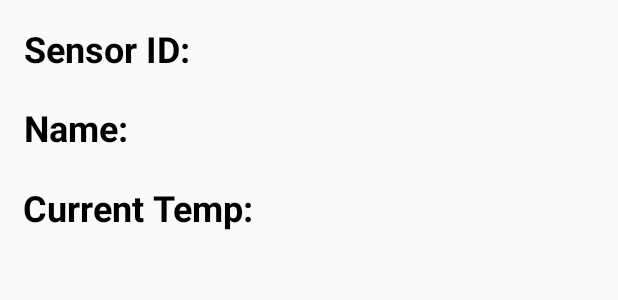
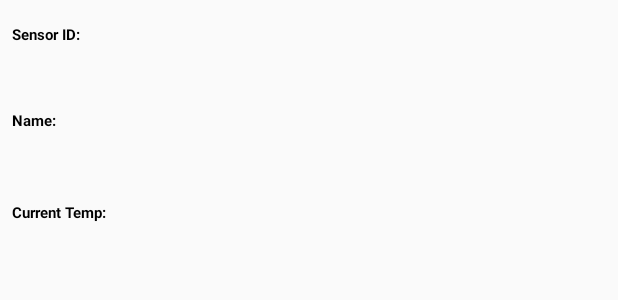
Before and after one commit to matlinder/Sensors, an Android app: the layout activity_sensor_detail.xml on its own in the app's theme, with its tools: preview values and no code run, on a phone screen of 412 x 824 dp. Shown: the top 300 px of the screen. Run offline under Robolectric (Android 15) with nearby library versions, the phone set to English and light mode, and no system bars.

```diff
--- a/SensorLogin/app/src/main/AndroidManifest.xml
+++ b/SensorLogin/app/src/main/AndroidManifest.xml
@@ -17,11 +17,11 @@
         android:theme="@style/AppTheme.NoActionBar">
         <activity
             android:name=".HomeActivity"
-            android:theme="@style/AppTheme.NoActionBar" /> <!-- android:label="@string/title_activity_home" -->
+            android:theme="@style/AppTheme" /> <!-- android:label="@string/title_activity_home" -->
 
         <activity
             android:name=".LoginActivity"
-            android:theme="@style/AppTheme.NoActionBar"> <!-- android:label="@string/title_activity_login" -->
+            android:theme="@style/AppTheme"> <!-- android:label="@string/title_activity_login" -->
             <intent-filter>
                 <action android:name="android.intent.action.MAIN" />
 
--- a/SensorLogin/app/src/main/res/layout/activity_sensor_detail.xml
+++ b/SensorLogin/app/src/main/res/layout/activity_sensor_detail.xml
@@ -8,16 +8,16 @@
 
     <TextView
         android:id="@+id/sensorIDStatic"
-        android:layout_width="wrap_content"
+        android:layout_width="0dp"
         android:layout_height="wrap_content"
-        android:layout_marginEnd="12dp"
-        android:layout_marginStart="16dp"
+        android:layout_marginEnd="8dp"
+        android:layout_marginStart="8dp"
         android:layout_marginTop="16dp"
         android:text="@string/sensor_ID_field"
         android:textColor="@android:color/black"
-        android:textSize="24sp"
+        android:textSize="10sp"
         android:textStyle="bold"
-        app:layout_constraintEnd_toStartOf="@+id/sensorID"
+        app:layout_constraintEnd_toEndOf="parent"
         app:layout_constraintStart_toStartOf="parent"
         app:layout_constraintTop_toTopOf="parent" />
 
@@ -25,66 +25,68 @@
         android:id="@+id/sensorID"
         android:layout_width="0dp"
         android:layout_height="wrap_content"
-        android:layout_marginEnd="11dp"
-        android:layout_marginTop="16dp"
+        android:layout_marginEnd="8dp"
+        android:layout_marginStart="8dp"
         android:textAlignment="textStart"
         android:textColor="@android:color/black"
-        android:textSize="24sp"
+        android:textSize="20sp"
         app:layout_constraintEnd_toEndOf="parent"
-        app:layout_constraintStart_toEndOf="@+id/sensorIDStatic"
-        app:layout_constraintTop_toTopOf="parent" />
+        app:layout_constraintStart_toStartOf="parent"
+        app:layout_constraintTop_toBottomOf="@+id/sensorIDStatic" />
 
     <TextView
         android:id="@+id/sensorNameStatic"
-        android:layout_width="wrap_content"
+        android:layout_width="0dp"
         android:layout_height="wrap_content"
-        android:layout_marginEnd="12dp"
-        android:layout_marginStart="16dp"
+        android:layout_marginEnd="8dp"
+        android:layout_marginStart="8dp"
+        android:layout_marginTop="16dp"
         android:text="@string/name_field"
         android:textColor="@android:color/black"
-        android:textSize="24sp"
+        android:textSize="10sp"
         android:textStyle="bold"
-        app:layout_constraintBaseline_toBaselineOf="@+id/sensorName"
-        app:layout_constraintEnd_toStartOf="@+id/sensorName"
-        app:layout_constraintStart_toStartOf="parent" />
+        app:layout_constraintEnd_toEndOf="parent"
+        app:layout_constraintStart_toStartOf="parent"
+        app:layout_constraintTop_toBottomOf="@+id/sensorID" />
 
     <TextView
         android:id="@+id/sensorName"
         android:layout_width="0dp"
         android:layout_height="wrap_content"
-        android:layout_marginEnd="11dp"
-        android:layout_marginTop="73dp"
+        android:layout_marginEnd="8dp"
+        android:layout_marginStart="8dp"
         android:textAlignment="textStart"
         android:textColor="@android:color/black"
         android:textSize="20sp"
         app:layout_constraintEnd_toEndOf="parent"
-        app:layout_constraintStart_toEndOf="@+id/sensorNameStatic"
-        app:layout_constraintTop_toTopOf="parent" />
+        app:layout_constraintStart_toStartOf="parent"
+        app:layout_constraintTop_toBottomOf="@+id/sensorNameStatic" />
 
     <TextView
         android:id="@+id/temp"
-        android:layout_width="wrap_content"
+        android:layout_width="0dp"
         android:layout_height="wrap_content"
-        android:layout_marginEnd="15dp"
-        android:layout_marginStart="15dp"
+        android:layout_marginEnd="8dp"
+        android:layout_marginStart="8dp"
+        android:layout_marginTop="20dp"
         android:text="Current Temp:"
         android:textColor="@android:color/black"
-        android:textSize="24sp"
+        android:textSize="10sp"
         android:textStyle="bold"
-        app:layout_constraintBaseline_toBaselineOf="@+id/tempField"
-        app:layout_constraintEnd_toStartOf="@+id/tempField"
-        app:layout_constraintStart_toStartOf="parent" />
+        app:layout_constraintEnd_toEndOf="parent"
+        app:layout_constraintStart_toStartOf="parent"
+        app:layout_constraintTop_toBottomOf="@+id/sensorName" />
 
     <TextView
         android:id="@+id/tempField"
         android:layout_width="0dp"
         android:layout_height="wrap_content"
-        android:layout_marginEnd="15dp"
-        android:layout_marginTop="21dp"
+        android:layout_marginEnd="8dp"
+        android:layout_marginStart="8dp"
         android:textAlignment="textStart"
         android:textColor="@android:color/black"
         android:textSize="24sp"
         app:layout_constraintEnd_toEndOf="parent"
-        app:layout_constraintStart_toEndOf="@+id/temp"
-        app:layout_constraintTop_toBottomOf="@+id/sensorName" />
+        app:layout_constraintStart_toStartOf="parent"
+        app:layout_constraintTop_toBottomOf="@+id/temp" />
 </android.support.constraint.ConstraintLayout>
--- a/SensorLogin/app/src/main/res/layout/content_home.xml
+++ b/SensorLogin/app/src/main/res/layout/content_home.xml
@@ -103,6 +103,7 @@
         android:layout_marginTop="36dp"
         android:background="@drawable/mybuttongrey"
         android:text="Logout"
+        android:onClick="logout"
         app:layout_constraintBottom_toBottomOf="parent"
         app:layout_constraintEnd_toEndOf="parent"
         app:layout_constraintHorizontal_bias="0.0"
--- a/SensorLogin/app/src/main/res/values/styles.xml
+++ b/SensorLogin/app/src/main/res/values/styles.xml
@@ -1,7 +1,7 @@
 <resources>
 
     <!-- Base application theme. -->
-    <style name="AppTheme" parent="Theme.AppCompat.Light.NoActionBar">
+    <style name="AppTheme" parent="Theme.AppCompat.Light">
         <!-- Customize your theme here. -->
         <item name="colorPrimary">@color/colorPrimary</item>
         <item name="colorPrimaryDark">@color/colorPrimaryDark</item>
```
Also changed, not shown: SensorLogin/app/src/main/java/com/mathew/sensorlogin/HomeActivity.java (+27 -3 lines), SensorLogin/app/src/main/java/com/mathew/sensorlogin/LoginActivity.java (+58 -12 lines), SensorLogin/app/src/main/java/com/mathew/sensorlogin/SensorActivity.java (+16 -0 lines), SensorLogin/app/src/main/res/layout/content_login.xml (+10 -16 lines).
